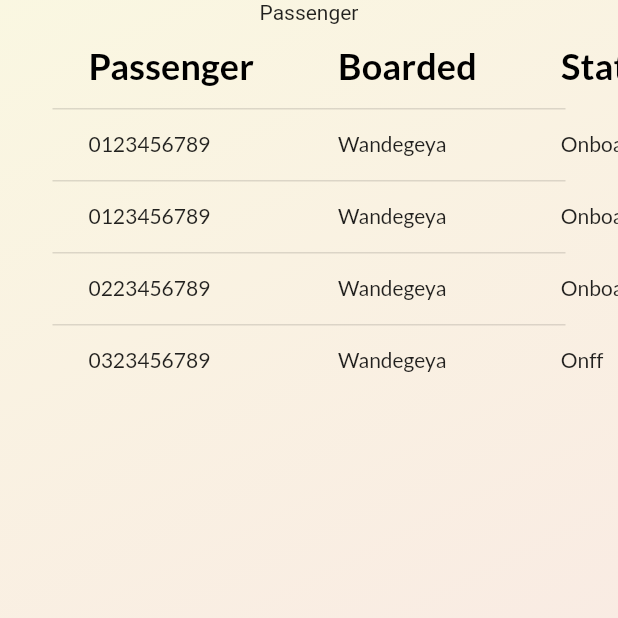
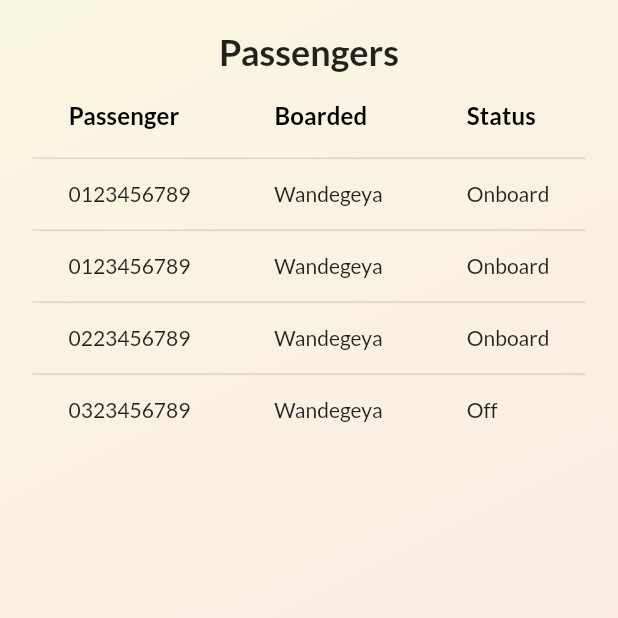
Before and after one commit to Leisser/dmmp_terminal, a Flutter app: the PassengerScreen screen opened directly, on a phone screen of 412 x 824 dp, the top half of it. Run offline on Flutter 3.47's test engine with Material 2 defaults, Android fonts, the phone set to English and light mode, and no system bars; our stand-ins replace get, glassmorphism, google_fonts.

Commit message:
Add Paasengers Page

```diff
--- a/lib/main.dart
+++ b/lib/main.dart
@@ -1,4 +1,5 @@
 import 'package:dmmp_terminal/views/home_screen.dart';
+import 'package:dmmp_terminal/views/passenger_screen.dart';
 import 'package:flutter/material.dart';
 import 'package:flutter/services.dart';
 
@@ -37,7 +38,7 @@ class MyApp extends StatelessWidget {
       theme: ThemeData(
         primarySwatch: Colors.blue,
       ),
-      home: const HomeScreen(),
+      home: const PassengerScreen(),
       // home: const SignInPage(),
     );
   }
--- a/lib/views/passenger_screen.dart
+++ b/lib/views/passenger_screen.dart
@@ -18,7 +18,7 @@ class _PassengerScreenState extends State<PassengerScreen> {
       child: Scaffold(
           body: SingleChildScrollView(
         child: Container(
-          padding: const EdgeInsets.symmetric(vertical: 0, horizontal: 35),
+          padding: const EdgeInsets.symmetric(vertical: 0, horizontal: 0),
           decoration: BoxDecoration(
               gradient: LinearGradient(
             begin: Alignment.topLeft,
@@ -32,29 +32,36 @@ class _PassengerScreenState extends State<PassengerScreen> {
           width: MediaQuery.of(context).size.width * 1,
           child: Column(
             children: [
+              const SizedBox(
+                height: 20,
+              ),
               const Center(
-                child: Text("Passenger"),
+                child: ReuseText(
+                  text: "Passengers",
+                  fWeight: FontWeight.bold,
+                  size: 24,
+                ),
               ),
               DataTable(columns: const [
                 DataColumn(
                   label: ReuseText(
                     text: "Passenger",
                     fWeight: FontWeight.bold,
-                    size: 24,
+                    size: 16,
                   ),
                 ),
                 DataColumn(
                   label: ReuseText(
                     text: "Boarded",
                     fWeight: FontWeight.bold,
-                    size: 24,
+                    size: 16,
                   ),
                 ),
                 DataColumn(
                   label: ReuseText(
                     text: "Status",
                     fWeight: FontWeight.bold,
-                    size: 24,
+                    size: 16,
                   ),
                 ),
               ], rows: const [
@@ -63,16 +70,19 @@ class _PassengerScreenState extends State<PassengerScreen> {
                     DataCell(
                       ReuseText(
                         text: "0123456789",
+                        size: 14,
                       ),
                     ),
                     DataCell(
                       ReuseText(
                         text: "Wandegeya",
+                        size: 14,
                       ),
                     ),
                     DataCell(
                       ReuseText(
                         text: "Onboard",
+                        size: 14,
                       ),
                     ),
                   ],
@@ -82,16 +92,19 @@ class _PassengerScreenState extends State<PassengerScreen> {
                     DataCell(
                       ReuseText(
                         text: "0123456789",
+                        size: 14,
                       ),
                     ),
                     DataCell(
                       ReuseText(
                         text: "Wandegeya",
+                        size: 14,
                       ),
                     ),
                     DataCell(
                       ReuseText(
                         text: "Onboard",
+                        size: 14,
                       ),
                     ),
                   ],
@@ -101,16 +114,19 @@ class _PassengerScreenState extends State<PassengerScreen> {
                     DataCell(
                       ReuseText(
                         text: "0223456789",
+                        size: 14,
                       ),
                     ),
                     DataCell(
                       ReuseText(
                         text: "Wandegeya",
+                        size: 14,
                       ),
                     ),
                     DataCell(
                       ReuseText(
                         text: "Onboard",
+                        size: 14,
                       ),
                     ),
                   ],
@@ -120,16 +136,19 @@ class _PassengerScreenState extends State<PassengerScreen> {
                     DataCell(
                       ReuseText(
                         text: "0323456789",
+                        size: 14,
                       ),
                     ),
                     DataCell(
                       ReuseText(
                         text: "Wandegeya",
+                        size: 14,
                       ),
                     ),
                     DataCell(
                       ReuseText(
-                        text: "Onff",
+                        text: "Off",
+                        size: 14,
                       ),
                     ),
                   ],
```
